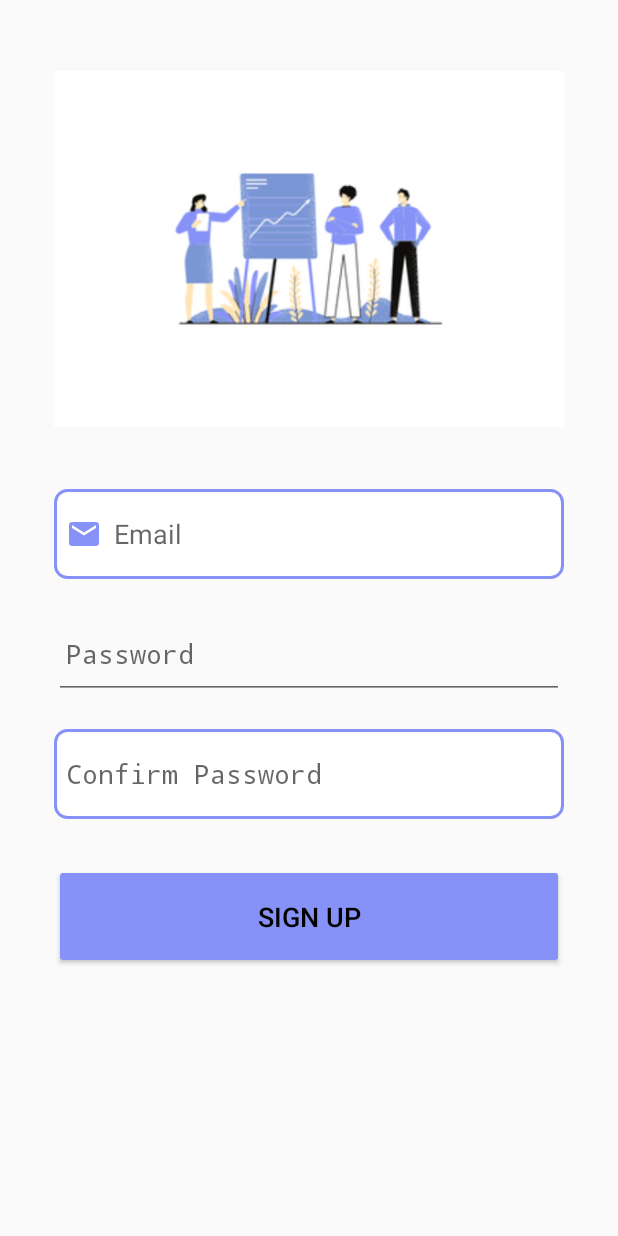
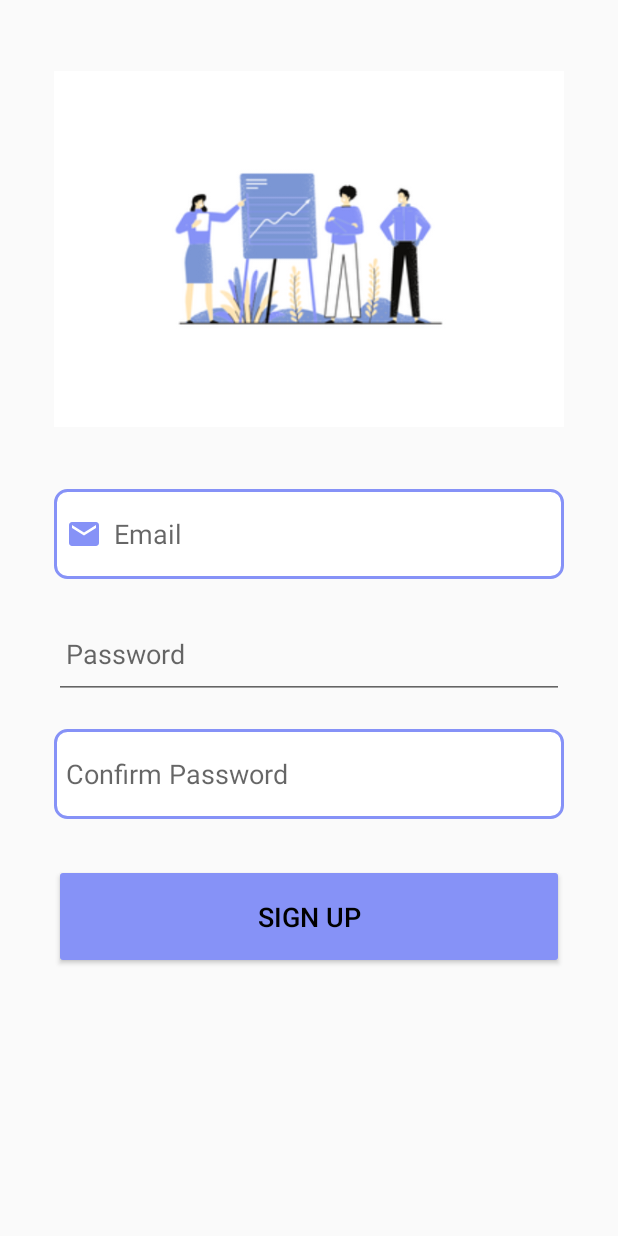
Before and after one commit to nahian00777/Mobile-App-Development-Project, an Android app built with Jetpack Compose: the RegisterPage screen opened directly, with no data from a screen before it, on a phone screen of 412 x 824 dp. Run offline under Robolectric (Android 15) with nearby library versions, the phone set to English and light mode, and no system bars.

Commit message:
app compact theme added

```diff
--- a/app/src/main/AndroidManifest.xml
+++ b/app/src/main/AndroidManifest.xml
@@ -12,6 +12,9 @@
         android:supportsRtl="true"
         android:theme="@style/Theme.FriendsForever"
         tools:targetApi="31">
+        <activity
+            android:name=".frontend.navigationdrawer.NavigationDrawerActivity"
+            android:exported="false" />
         <activity
             android:name=".frontend.pages.ScoreBoard"
             android:exported="false" />
--- a/app/src/main/java/com/knowbuddy/friendsforever/frontend/pages/LoginPage.kt
+++ b/app/src/main/java/com/knowbuddy/friendsforever/frontend/pages/LoginPage.kt
@@ -14,7 +14,7 @@ import kotlinx.coroutines.Dispatchers
 import kotlinx.coroutines.delay
 import kotlinx.coroutines.launch
 
-class LoginPage : Activity() {
+class LoginPage : AppCompatActivity() {
     override fun onCreate(savedInstanceState: Bundle?) {
         super.onCreate(savedInstanceState)
         setContentView(R.layout.activity_login_page)
@@ -31,12 +31,15 @@ class LoginPage : Activity() {
                 email.isEmpty() -> {
                     emailEditText.error = "Email cannot be empty"
                 }
+
                 !isValidEmail(email) -> {
                     emailEditText.error = "Invalid email format"
                 }
+
                 password.isEmpty() -> {
                     passwordEditText.error = "Password cannot be empty"
                 }
+
                 else -> {
                     Toast.makeText(this, "Login Successful", Toast.LENGTH_SHORT).show()
                     // Add navigation or other logic here
--- a/app/src/main/java/com/knowbuddy/friendsforever/frontend/pages/RegisterPage.kt
+++ b/app/src/main/java/com/knowbuddy/friendsforever/frontend/pages/RegisterPage.kt
@@ -8,17 +8,17 @@ import android.widget.Toast
 import androidx.appcompat.app.AppCompatActivity
 import com.knowbuddy.friendsforever.R
 
-public class RegisterPage : Activity(){
+public class RegisterPage : AppCompatActivity() {
     override fun onCreate(savedInstanceState: Bundle?) {
         super.onCreate(savedInstanceState)
         setContentView(R.layout.activity_register_page)
 
         val emailEditText = findViewById<EditText>(R.id.signup_email)
-                val passwordEditText = findViewById<EditText>(R.id.signup_password)
-                val confirmPasswordEditText = findViewById<EditText>(R.id.signup_confirm)
-                val signUpButton = findViewById<Button>(R.id.signup_button)
+        val passwordEditText = findViewById<EditText>(R.id.signup_password)
+        val confirmPasswordEditText = findViewById<EditText>(R.id.signup_confirm)
+        val signUpButton = findViewById<Button>(R.id.signup_button)
 
-                val minPasswordLength = resources.getInteger(R.integer.min_password_length)
+        val minPasswordLength = resources.getInteger(R.integer.min_password_length)
         val minLetters = resources.getInteger(R.integer.min_letters)
         val minNumeric = resources.getInteger(R.integer.min_numeric)
         val minSymbols = resources.getInteger(R.integer.min_symbols)
@@ -34,18 +34,27 @@ public class RegisterPage : Activity(){
                 !isValidEmail(email) -> {
                     emailEditText.error = "Invalid Email"
                 }
+
                 password.length < minPasswordLength || password.length > maxPasswordLength -> {
-                    passwordEditText.error = "Password must be between $minPasswordLength and $maxPasswordLength characters"
+                    passwordEditText.error =
+                        "Password must be between $minPasswordLength and $maxPasswordLength characters"
                 }
+
                 password.contains(" ") -> {
                     passwordEditText.error = "Password must not contain spaces"
                 }
+
                 password != confirmPassword -> {
                     confirmPasswordEditText.error = "Passwords do not match"
                 }
-                !hasValidPasswordComplexity(password, minLetters, minNumeric, minSymbols, minNonLetter) -> {
-                    passwordEditText.error = "Password must contain letters, numbers, symbols, and non-letter characters"
+
+                !hasValidPasswordComplexity(
+                    password, minLetters, minNumeric, minSymbols, minNonLetter
+                ) -> {
+                    passwordEditText.error =
+                        "Password must contain letters, numbers, symbols, and non-letter characters"
                 }
+
                 else -> {
                     Toast.makeText(this, "Sign-Up Successful", Toast.LENGTH_SHORT).show()
                     // Navigate to LoginActivity or other logic
@@ -59,7 +68,9 @@ public class RegisterPage : Activity(){
         return android.util.Patterns.EMAIL_ADDRESS.matcher(email).matches()
     }
 
-    private fun hasValidPasswordComplexity(password: String, minLetters: Int, minNumeric: Int, minSymbols: Int, minNonLetter: Int): Boolean {
+    private fun hasValidPasswordComplexity(
+        password: String, minLetters: Int, minNumeric: Int, minSymbols: Int, minNonLetter: Int
+    ): Boolean {
         var letters = 0
         var numeric = 0
         var symbols = 0
--- a/app/src/main/res/values/strings.xml
+++ b/app/src/main/res/values/strings.xml
@@ -14,7 +14,6 @@
     <string name="ConfirmPassword">Confirm Password</string>
 
 
-
     <integer name="min_password_length">8</integer>
     <integer name="min_letters">1</integer>
     <integer name="min_numeric">1</integer>
--- a/app/src/main/res/values/themes.xml
+++ b/app/src/main/res/values/themes.xml
@@ -1,15 +1,19 @@
 <?xml version="1.0" encoding="utf-8"?>
 <resources>
-    <style name="Theme.FriendsForever" parent="android:Theme.Material.Light.NoActionBar" >
+    <style name="Theme.FriendsForever" parent="Theme.AppCompat.DayNight.NoActionBar">
         <!-- Primary brand color. -->
         <item name="colorPrimary">@color/lavender</item>
         <item name="colorPrimaryVariant">@color/lavender</item>
         <item name="colorOnPrimary">@color/white</item>
+
         <!-- Secondary brand color. -->
         <item name="colorSecondary">@color/teal_200</item>
         <item name="colorSecondaryVariant">@color/teal_700</item>
         <item name="colorOnSecondary">@color/black</item>
-    <!-- Status bar color. -->
+
+        <!-- Status bar color (handled automatically by AppCompat). -->
         <item name="android:statusBarColor">?attr/colorPrimaryVariant</item>
+        <item name="windowActionBar">false</item> <!-- No action bar -->
+        <item name="windowNoTitle">true</item>    <!-- Remove title -->
     </style>
 </resources>
```
Also changed, not shown: app/src/main/java/com/knowbuddy/friendsforever/frontend/navigationdrawer/NavigationDrawerActivity.kt (added, +16 -0 lines), app/src/main/res/layout/activity_navigation_drawer.xml (added, +10 -0 lines), app/src/main/res/layout/appbar.xml (added, +12 -0 lines). Lines whose indentation alone changed are shown as unchanged.
